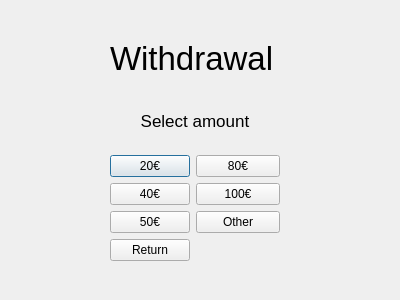
Before: the Qt Designer form bank-automat/withdrawal.ui in sannatikk/ATM_simulator_app, drawn with Qt 5.
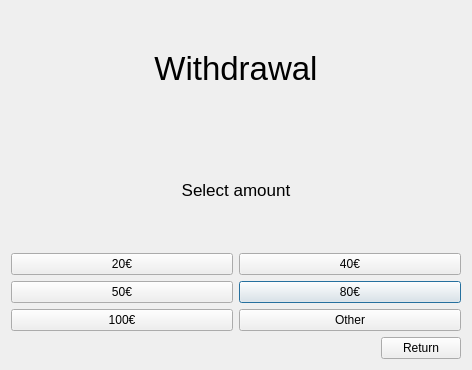
After: the same form once the commit is applied.

Commit message: withdrawal valmis

The edit to the form file:
```diff
--- a/bank-automat/withdrawal.ui
+++ b/bank-automat/withdrawal.ui
@@ -6,22 +6,17 @@
    <rect>
     <x>0</x>
     <y>0</y>
-    <width>400</width>
-    <height>300</height>
+    <width>472</width>
+    <height>370</height>
    </rect>
   </property>
   <property name="windowTitle">
    <string>Dialog</string>
   </property>
-  <widget class="QWidget" name="verticalLayoutWidget">
-   <property name="geometry">
-    <rect>
-     <x>110</x>
-     <y>30</y>
-     <width>170</width>
-     <height>231</height>
-    </rect>
-   </property>
+  <layout class="QHBoxLayout" name="horizontalLayout_2">
+   <item>
+    <layout class="QVBoxLayout" name="verticalLayout_2">
+     <item>
    <layout class="QVBoxLayout" name="verticalLayout">
     <item>
      <widget class="QLabel" name="label_2">
@@ -33,6 +28,9 @@
       <property name="text">
        <string>Withdrawal</string>
       </property>
+         <property name="alignment">
+          <set>Qt::AlignCenter</set>
+         </property>
      </widget>
     </item>
     <item>
@@ -51,7 +49,14 @@
      </widget>
     </item>
     <item>
-     <layout class="QFormLayout" name="formLayout">
+        <layout class="QGridLayout" name="gridLayout">
+         <item row="1" column="1">
+          <widget class="QPushButton" name="btn80">
+           <property name="text">
+            <string>80€</string>
+           </property>
+          </widget>
+         </item>
       <item row="0" column="0">
        <widget class="QPushButton" name="btn20">
         <property name="text">
@@ -59,52 +64,65 @@
         </property>
        </widget>
       </item>
-      <item row="0" column="1">
-       <widget class="QPushButton" name="btn80">
-        <property name="text">
-         <string>80€</string>
-        </property>
-       </widget>
-      </item>
       <item row="1" column="0">
+          <widget class="QPushButton" name="btn50">
+           <property name="text">
+            <string>50€</string>
+           </property>
+          </widget>
+         </item>
+         <item row="0" column="1">
        <widget class="QPushButton" name="btn40">
         <property name="text">
          <string>40€</string>
         </property>
        </widget>
       </item>
-      <item row="1" column="1">
+         <item row="2" column="1">
+          <widget class="QPushButton" name="btnOther">
+           <property name="text">
+            <string>Other</string>
+           </property>
+          </widget>
+         </item>
+         <item row="2" column="0">
        <widget class="QPushButton" name="btn100">
         <property name="text">
          <string>100€</string>
         </property>
        </widget>
       </item>
-      <item row="2" column="0">
-       <widget class="QPushButton" name="btn50">
-        <property name="text">
-         <string>50€</string>
-        </property>
-       </widget>
-      </item>
-      <item row="3" column="0">
+        </layout>
+       </item>
+       <item>
+        <layout class="QHBoxLayout" name="horizontalLayout">
+         <item>
+          <spacer name="horizontalSpacer">
+           <property name="orientation">
+            <enum>Qt::Horizontal</enum>
+           </property>
+           <property name="sizeHint" stdset="0">
+            <size>
+             <width>40</width>
+             <height>20</height>
+            </size>
+           </property>
+          </spacer>
+         </item>
+         <item>
        <widget class="QPushButton" name="btnReturn">
         <property name="text">
          <string>Return</string>
         </property>
        </widget>
       </item>
-      <item row="2" column="1">
-       <widget class="QPushButton" name="btnOther">
-        <property name="text">
-         <string>Other</string>
-        </property>
-       </widget>
+        </layout>
       </item>
      </layout>
     </item>
    </layout>
-  </widget>
+   </item>
+  </layout>
  </widget>
  <resources/>
  <connections/>
```
Lines whose indentation alone changed are shown as unchanged. The commit also changes 4 other files.
